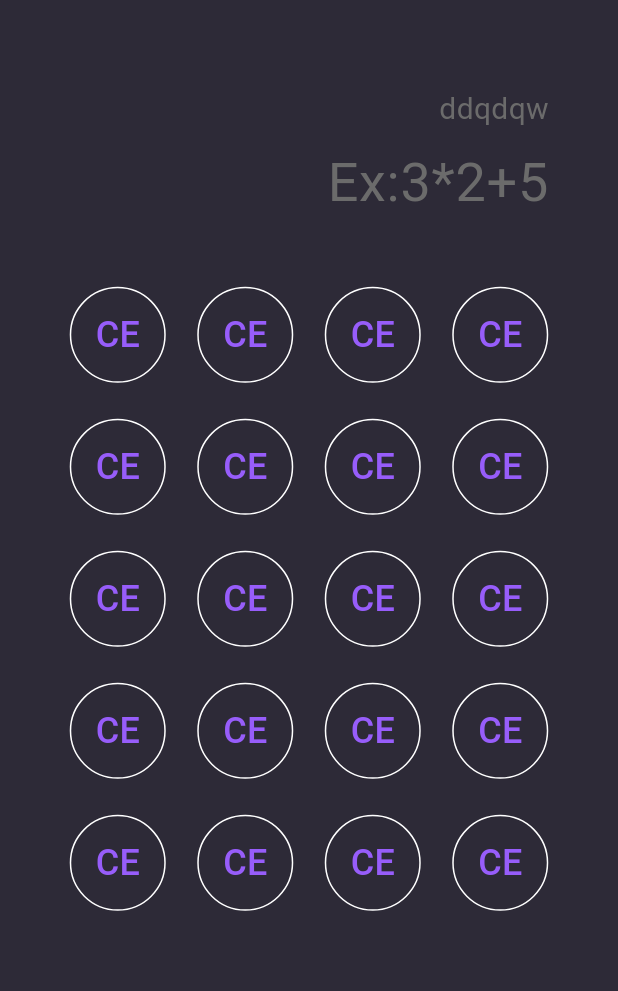
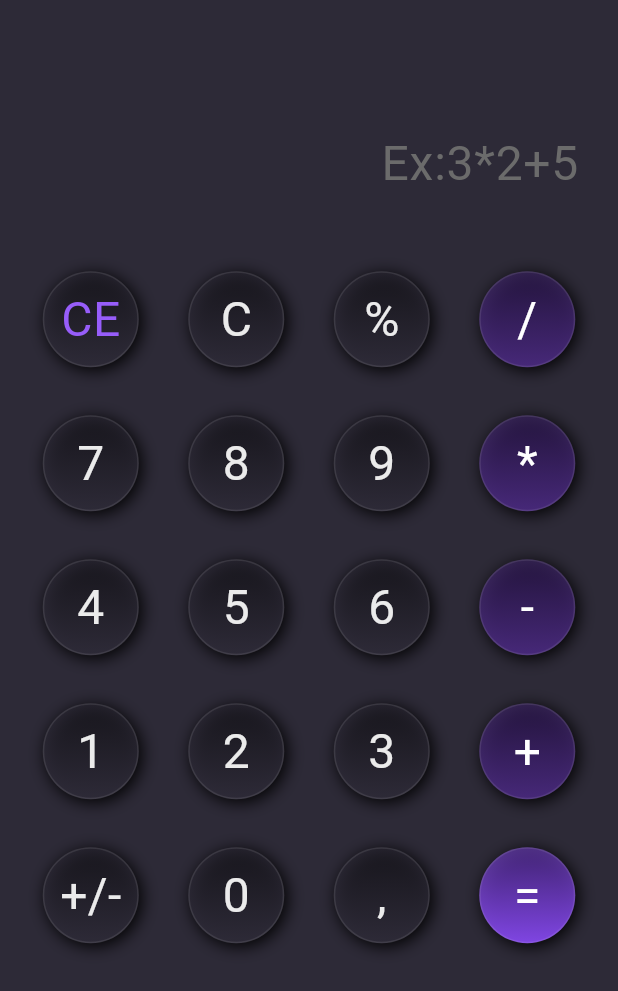
Before and after one commit to diegof856/projetos_flutter, a Flutter app: the screen it shows after launch, after a tap on "CE", on a phone screen of 412 x 824 dp. Shown: the top 991 px of the screen. Run offline on Flutter 3.47's test engine with Material 3 defaults, Android fonts, the phone set to English and light mode, and no system bars; our stand-ins replace google_fonts; missing offline and left inert: expressions.

Commit message:
feat:finalizando a entrega da calculadora em flutter

```diff
--- /dev/null
+++ b/calculadora/lib/interface/strategy.dart
@@ -0,0 +1,3 @@
+abstract class Calculo{
+  String calcular(String expressao);
+}
--- a/calculadora/lib/pages/color/colors.dart
+++ b/calculadora/lib/pages/color/colors.dart
@@ -1,6 +1,26 @@
 import 'package:flutter/material.dart';
 class CoresCustomizadas {
   static Color corPrincipal = const Color.fromRGBO(45, 42, 55, 1);
+  static Color corPrincipalOpaco = const Color.fromRGBO(45, 42, 55, .5);
+
+
+  static Color corOperador = const Color.fromRGBO(70, 40, 120, 1);
+  static Color corOperadorOpaco = const Color.fromRGBO(70, 40, 120, .5);
+
+  static Color corBtnsIgualdade = const Color.fromRGBO(127, 69, 226, 1);
+  static Color corBtnsIgualdadeOpaco = const Color.fromRGBO(127, 69, 226, .5);
+
   static Color corSecundaria = const Color.fromRGBO(107, 107, 107, 1);
+
+
+
   static Color corInput = const Color.fromRGBO(235, 235, 235, 1);
+  static Color corInputOpaca = const Color.fromRGBO(235, 235, 235, 0.1);
+
+
+  static Color corTextoCE = const Color.fromRGBO(151, 93, 250, 1);
+  static Color corTextoOperador = Colors.white;
+
+
+  static Color corSombra = const Color.fromRGBO(0, 0, 0, 1);
 }
--- a/calculadora/lib/pages/components/button.dart
+++ b/calculadora/lib/pages/components/button.dart
@@ -1,38 +1,118 @@
-import 'package:calculadora/pages/interface/interface_button.dart';
+import 'package:calculadora/interface/interface_button.dart';
 import 'package:flutter/material.dart';
-
+import 'package:calculadora/pages/color/colors.dart';
+import 'package:calculadora/service/logica.dart';
+import 'package:calculadora/service/implementacao/logica_imp.dart';
+import 'package:calculadora/pages/components/color_controller/controller_color.dart';
 class Button extends StatefulWidget {
-  const Button({super.key});
+  final String label;
+  final TextEditingController controller;
+  final void Function(String expressao) onExpressao;
+  const Button({
+    super.key,
+    required this.label,
+    required this.controller,
+    required this.onExpressao,
+  });
 
   @override
   State<Button> createState() => _ButtonState();
 }
 
-class _ButtonState extends State<Button> implements ButtonLyrics{
+class _ButtonState extends State<Button> implements ButtonLyrics {
+ final Controller controllerColor = Controller();
+  //widgets
   @override
   Widget build(BuildContext context) {
-    return TextButton(
-        onPressed: uploadLyrics,
-        style: TextButton.styleFrom(
-          backgroundColor: Color(0xFF2D2A37),
-          fixedSize: const Size(64, 64),
-          shape: CircleBorder(
-            side: BorderSide(color: Colors.white)
-          )
-        ),
-        child: Text(
-            "CE",
-        style: TextStyle(
-            color: Color(0xFF975DFA),
-          fontSize: 24
-        ),
-        )
+    return Container(
+      width: 64,
+      height: 64,
+      margin: const EdgeInsets.all(4),
+      decoration: BoxDecoration(
+        shape: BoxShape.circle,
+        gradient: controllerColor.verificarParaMudarCorBtn(widget.label),
+        border: Border.all(color: CoresCustomizadas.corInputOpaca),
+        boxShadow: criarSombra(),
+      ),
+      child: criarMaterial(),
     );
   }
 
+  Material criarMaterial() {
+    return Material(
+      color: Colors.transparent,
+      child: GestureDetector(
+        onTap: () => setState(() => uploadLyrics()),
+        child: Center(
+          child: Text(
+            widget.label,
+            style: TextStyle(
+              color:  controllerColor.verificarParaMudarCorText(widget.label),
+              fontSize: 32,
+            ),
+          ),
+        ),
+      ),
+    );
+  }
+
+  List<BoxShadow> criarSombra() {
+    return [
+      BoxShadow(
+        color: CoresCustomizadas.corSombra,
+        offset: const Offset(2, 2),
+        blurRadius: 9,
+      ),
+    ];
+  }
+
+  //widgets//
   @override
   String uploadLyrics() {
+    String label = widget.label;
+    switch (label) {
+      case "CE":
+        widget.controller.clear();
+        widget.onExpressao("");
+        break;
+      case "C":
+        if (widget.controller.text.isNotEmpty) {
+          widget.controller.text = widget.controller.text.substring(
+            0,
+            widget.controller.text.length - 1,
+          );
+        }
+        break;
+      case "+/-":
+        if (widget.controller.text.isNotEmpty) {
+          if (widget.controller.text.startsWith('-')) {
+            widget.controller.text = widget.controller.text.substring(1);
+          } else {
+            widget.controller.text = '-${widget.controller.text}';
+          }
+          break;
+        }
+      case "=":
+        try {
+          widget.onExpressao(widget.controller.text.toString());
+             var contexto;
+            if(widget.controller.text.toString().startsWith('-')){
+              contexto = Logica(BlibiotecaExterna());
+               widget.controller.text = contexto.executar(widget.controller.text.toString());
+            }else{
+                 contexto = Logica(CalculoInterno());
+               widget.controller.text = contexto.executar(widget.controller.text.toString());
+            }
 
-    return "CE";
+        } catch (e) {
+          widget.controller.text = "$e";
+        }
+        break;
+      default:
+        widget.controller.text += label;
+    }
+    return label;
   }
+
+
 }
--- a/calculadora/lib/pages/components/buttons.dart
+++ b/calculadora/lib/pages/components/buttons.dart
@@ -1,25 +1,47 @@
 import 'package:flutter/material.dart';
-import 'package:calculadora/pages/components/line_button.dart';
+
+import 'package:calculadora/pages/components/button.dart';
+
 
 class Buttons extends StatefulWidget {
-  const Buttons({super.key});
+   final TextEditingController controller;
+   final void Function(String resultado) onExpressao;
+  const Buttons({
+    super.key,
+    required this.controller,
+    required this.onExpressao
+     });
 
   @override
   State<Buttons> createState() => _ButtonsState();
 }
 
 class _ButtonsState extends State<Buttons> {
+
+
+    final List<List<String>> display = [
+    ['CE', 'C', '%', '/'],
+    ['7', '8', '9', '*'],
+    ['4', '5', '6', '-'],
+    ['1', '2', '3', '+'],
+    ['+/-', '0', ',', '='],
+  ];
   @override
   Widget build(BuildContext context) {
     return Column(
-      children: [
-      LineButton(),
-        LineButton(),
-        LineButton(),
-        LineButton(),
-         LineButton()
-
-      ],
+      children: display.map((linha) {
+        return Padding(
+          padding: const EdgeInsets.symmetric(horizontal: 12, vertical: 12),
+          child: Row(
+            mainAxisAlignment: MainAxisAlignment.center,
+            children: linha.map((text) {
+              return Expanded(
+                child: Button(label: text, controller: widget.controller, onExpressao: widget.onExpressao,),
+              );
+            }).toList(),
+          ),
+        );
+      }).toList(),
     );
   }
-}
+  }
--- /dev/null
+++ b/calculadora/lib/pages/components/color_controller/controller_color.dart
@@ -0,0 +1,47 @@
+import 'package:calculadora/pages/color/colors.dart';
+import 'package:flutter/material.dart';
+class Controller {
+   //Controles de cores
+  Color verificarParaMudarCorText(String text) {
+    if (text == "CE") {
+      return CoresCustomizadas.corTextoCE;
+    } else if (["/", "-", "*", "+", "="].contains(text)) {
+      return CoresCustomizadas.corTextoOperador;
+    } else {
+      return CoresCustomizadas.corInput;
+    }
+  }
+
+  LinearGradient verificarParaMudarCorBtn(String text) {
+    if (["/", "-", "*", "+"].contains(text)) {
+      return LinearGradient(
+        colors: [
+          CoresCustomizadas.corOperadorOpaco,
+          CoresCustomizadas.corOperador,
+        ],
+        begin: Alignment.topCenter,
+        end: Alignment.bottomCenter,
+      );
+    } else if (text == "=") {
+      return LinearGradient(
+        colors: [
+          CoresCustomizadas.corBtnsIgualdadeOpaco,
+          CoresCustomizadas.corBtnsIgualdade,
+        ],
+        begin: Alignment.topCenter,
+        end: Alignment.bottomCenter,
+      );
+    } else {
+      return LinearGradient(
+        colors: [
+          CoresCustomizadas.corPrincipalOpaco,
+          CoresCustomizadas.corPrincipal,
+        ],
+        begin: Alignment.topCenter,
+        end: Alignment.bottomCenter,
+      );
+    }
+  }
+  //Controles de cores
+
+}
--- a/calculadora/lib/pages/components/inputs.dart
+++ b/calculadora/lib/pages/components/inputs.dart
@@ -1,36 +1,38 @@
 import 'package:flutter/material.dart';
 import 'package:calculadora/pages/color/colors.dart';
+
 class Inputs extends StatefulWidget {
-  Inputs ({super.key});
-  final TextEditingController inputController = TextEditingController();
+  final TextEditingController controller;
+  final String expressao;
+  Inputs({super.key, required this.controller, required this.expressao});
+
   @override
   State<Inputs> createState() => _Inputs();
 }
 
 class _Inputs extends State<Inputs> {
-  String data = "ddqdqw";
+
   @override
   Widget build(BuildContext context) {
     return Padding(
-        padding: const EdgeInsets.symmetric(horizontal: 22, vertical: 22),
+      padding: const EdgeInsets.symmetric(horizontal: 26, vertical: 22),
       child: Column(
         crossAxisAlignment: CrossAxisAlignment.stretch,
         mainAxisAlignment: MainAxisAlignment.end,
         children: [
           Text(
-              data,
+            widget.expressao,
             style: TextStyle(
               color: CoresCustomizadas.corSecundaria,
-                fontSize: 20),
-              textAlign: TextAlign.right
-            )
-            ,
+              fontSize: 20,
+            ),
+            textAlign: TextAlign.right,
+          ),
           TextField(
-              style: TextStyle(
-                color: CoresCustomizadas.corInput,
-                fontSize: 36),
-              controller: widget.inputController,
+            style: TextStyle(color: CoresCustomizadas.corInput, fontSize: 32),
+            controller: widget.controller,
             textAlign: TextAlign.right,
+            readOnly: true,
             decoration: InputDecoration(
               hintText: "Ex:3*2+5",
               hintStyle: TextStyle(color: CoresCustomizadas.corSecundaria),
@@ -39,15 +41,13 @@ class _Inputs extends State<Inputs> {
                 '=',
                 style: TextStyle(
                   color: CoresCustomizadas.corSecundaria,
-                      fontSize: 36
+                  fontSize: 36,
                 ),
-                  )
               ),
-            )
+            ),
+          ),
         ],
-        )
+      ),
     );
-
-
   }
 }
--- a/calculadora/lib/pages/components/line_button.dart
+++ /dev/null
@@ -1,33 +0,0 @@
-import 'package:flutter/material.dart';
-import 'package:calculadora/pages/components/button.dart';
-class LineButton extends StatefulWidget {
-  const LineButton({super.key});
-
-  @override
-  State<LineButton> createState() => _LineButtonState();
-}
-
-class _LineButtonState extends State<LineButton> {
-  @override
-  Widget build(BuildContext context) {
-    return Padding(
-      padding: const EdgeInsets.symmetric(horizontal: 12, vertical: 12),
-     child: Row(
-      mainAxisAlignment: MainAxisAlignment.center,
-      children: [
-        Expanded(
-            child: Button()
-        ),
-        Expanded(
-            child: Button()
-        ), Expanded(
-            child: Button()
-        ), Expanded(
-            child: Button()
-        ),
-
-      ],
-    )
-    );
-  }
-}
--- a/calculadora/lib/pages/todo_calc.dart
+++ b/calculadora/lib/pages/todo_calc.dart
@@ -2,6 +2,7 @@ import 'package:flutter/material.dart';
 import 'package:calculadora/pages/components/inputs.dart';
 import 'package:calculadora/pages/components/buttons.dart';
 import 'package:calculadora/pages/color/colors.dart';
+
 class TodoCalc extends StatefulWidget {
   const TodoCalc({super.key});
 
@@ -10,25 +11,33 @@ class TodoCalc extends StatefulWidget {
 }
 
 class _TodoCalcState extends State<TodoCalc> {
+  final TextEditingController _controller = TextEditingController();
+  String expressao = "";
   @override
   Widget build(BuildContext context) {
     return Scaffold(
       backgroundColor: CoresCustomizadas.corPrincipal,
-      body:Padding(
-        padding: const EdgeInsets.all(24),
-         child:  Column(
+      body:  Column(
         children: [
           Expanded(
               flex: 2,
-              child: Inputs()
+              child: Inputs(
+              controller:_controller,
+              expressao:expressao)
           ),
           Expanded(
               flex: 8,
-              child: Buttons()
+              child: Buttons(
+              controller:_controller,
+               onExpressao: (expr) {
+                setState(() {
+                  expressao = expr;
+                });
+                },
+                ),
           ),
         ],
       ),
-      )
     );
   }
 }
--- /dev/null
+++ b/calculadora/lib/service/implementacao/logica_imp.dart
@@ -0,0 +1,79 @@
+import 'package:calculadora/interface/strategy.dart';
+import 'package:expressions/expressions.dart';
+
+class BlibiotecaExterna implements Calculo {
+  @override
+  String calcular(String expressao) {
+    final parsed = Expression.parse(expressao);
+    final evaluator = const ExpressionEvaluator();
+    final resultado = evaluator.eval(parsed, {});
+
+    if(resultado.isInfinite){
+     throw ("Divisão por zero");
+    }
+    if (resultado is num) {
+      return resultado.toDouble().toString();
+    }
+
+    throw ("Erro");
+  }
+}
+
+class CalculoInterno implements Calculo {
+  @override
+  String calcular(String expressao) {
+    double resultado = _calculate(expressao);
+    return resultado.toString();
+  }
+
+  double _calculate(String expr) {
+    expr = expr.replaceAll(',', '.');
+    List<String> operadores = [];
+    List<double> valores = [];
+    //expressão regular
+    RegExp invalid = RegExp(r'(^[\+\*/%])|([\+\-\*\/%]{2,})|([\+\-\*\/%]$)');
+    RegExp opRegex = RegExp(r'[\+\-\*\/%]');
+
+    if (invalid.hasMatch(expr)) {
+      throw "Erro";
+    }
+
+    for (var part in expr.split('')) {
+      if (opRegex.hasMatch(part)) {
+        operadores.add(part);
+      }
+    }
+    valores = expr.split(opRegex).map((e) => double.parse(e.trim())).toList();
+
+    for (int i = 0; i < operadores.length; i++) {
+      if (operadores[i] == '*' ||
+          operadores[i] == '/' ||
+          operadores[i] == '%') {
+        double valorA = valores[i];
+        double valorB = valores[i + 1];
+        if ((operadores[i] == '/' || operadores[i] == '%') && valorB == 0) {
+          throw (operadores[i] == '/' ? "Divisão por zero" : 'Módulo por zero');
+        }
+        double res = operadores[i] == '*'
+            ? valorA * valorB
+            : operadores[i] == '/'
+            ? valorA / valorB
+            : valorA % valorB;
+        valores[i] = res;
+        valores.removeAt(i + 1);
+        operadores.removeAt(i);
+        i--;
+      }
+    }
+    double resultado = valores[0];
+
+    for (int i = 0; i < operadores.length; i++) {
+      if (operadores[i] == '+') {
+        resultado += valores[i + 1];
+      } else if (operadores[i] == '-') {
+        resultado -= valores[i + 1];
+      }
+    }
+    return resultado;
+  }
+}
--- /dev/null
+++ b/calculadora/lib/service/logica.dart
@@ -0,0 +1,10 @@
+import 'package:calculadora/interface/strategy.dart';
+class Logica {
+ Calculo _calculo;
+ Logica(this._calculo);
+
+  String executar(String expressao){
+  return _calculo.calcular(expressao);
+ }
+
+}
--- a/calculadora/pubspec.yaml
+++ b/calculadora/pubspec.yaml
@@ -30,7 +30,7 @@ environment:
 dependencies:
   flutter:
     sdk: flutter
-
+  expressions: ^0.2.5
   # The following adds the Cupertino Icons font to your application.
   # Use with the CupertinoIcons class for iOS style icons.
   cupertino_icons: ^1.0.8
```
Also changed, not shown: calculadora/lib/interface/interface_button.dart (renamed from calculadora/lib/pages/interface/interface_button.dart), calculadora/pubspec.lock. Lines whose indentation alone changed are shown as unchanged.
